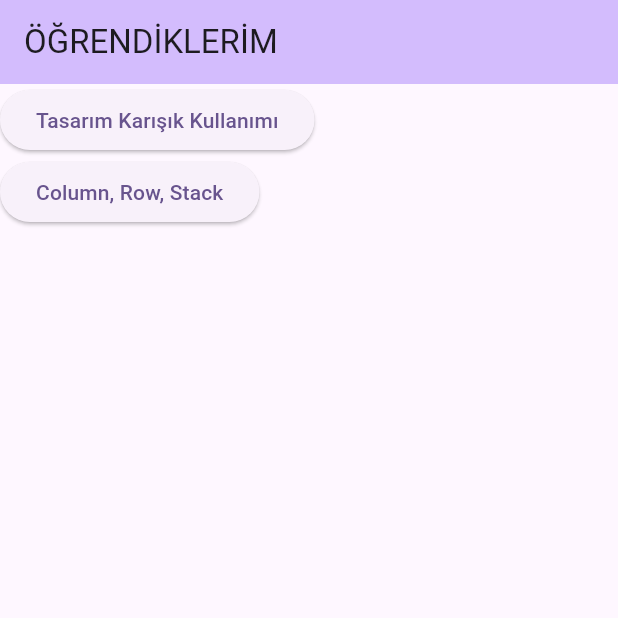
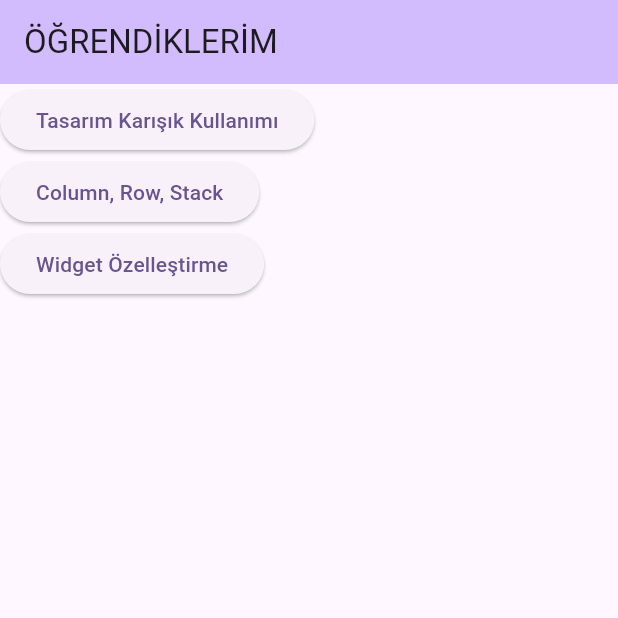
Before and after one commit to semragenc/Ogrendiklerim, a Flutter app: the screen it shows after launch, on a phone screen of 412 x 824 dp, the top half of it. Run offline on Flutter 3.47's test engine with Material 2 defaults, Android fonts, the light colour scheme and no system bars.

Commit message:
Widget Özelleştirme

```diff
--- a/lib/main.dart
+++ b/lib/main.dart
@@ -1,6 +1,7 @@
 import 'package:flutter/material.dart';
 import 'tasarim_karisik.dart';
 import 'column_row_stack.dart';
+import 'wigdet_ozellestirme.dart';
 
 void main() {
   runApp(const MyApp());
@@ -53,7 +54,15 @@ class _MyHomePageState extends State<MyHomePage> {
               children: [
                 ElevatedButton(onPressed: () { Navigator.push(
                     context, MaterialPageRoute(builder :  (context) => const Tasarim_Temelleri()));},
-                  child: Text("Column, Row, Stack"),
+                  child: const Text("Column, Row, Stack"),
+                )
+              ],
+            ),
+            Row(
+              children: [
+                ElevatedButton(onPressed: () { Navigator.push(
+                    context, MaterialPageRoute(builder :  (context) => const Widget_Ozellestirme()));},
+                  child: Text("Widget Özelleştirme"),
                 )
               ],
             ),
--- a/lib/tasarim_karisik.dart
+++ b/lib/tasarim_karisik.dart
@@ -7,7 +7,7 @@ class Karisik_Kullanimlar extends StatelessWidget {
   Widget build(BuildContext context) {
     return Scaffold(
       appBar: AppBar(
-        backgroundColor: Colors.lightBlueAccent,
+        backgroundColor: Colors.teal,
         title : Text("Tasarım"),
       ),
       body: Container(
```
Also changed, not shown: lib/wigdet_ozellestirme.dart (added, +65 -0 lines).
